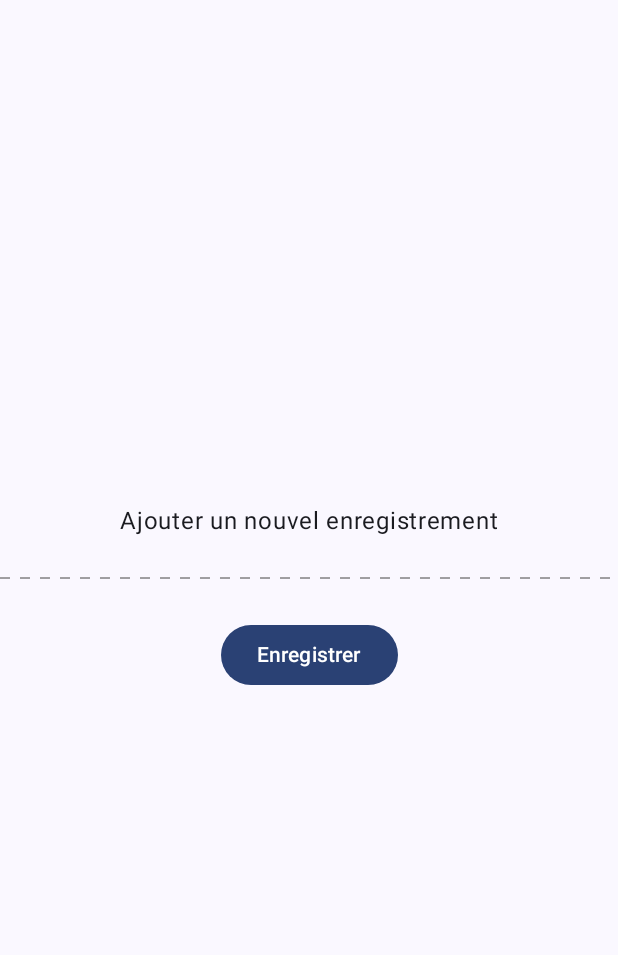
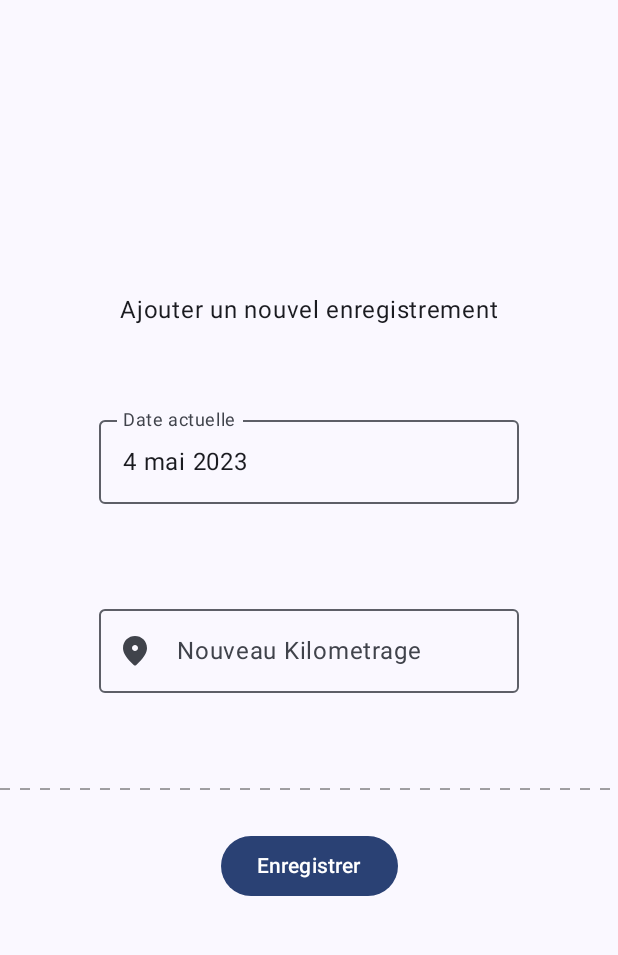
Before and after one commit to TSODev/kmCar, an Android app built with Jetpack Compose: the AddNewKmEntry screen opened through its navigation route, on a phone screen of 412 x 824 dp, the part 69-1024 px from its top. Run offline under Robolectric (Android 15) with nearby library versions, the phone set to English and light mode, and no system bars; our stand-ins replace Dagger/Hilt's generated code, Room's generated code.

Commit message:
some changes and add some features, still wip...

```diff
--- /dev/null
+++ b/app/src/main/java/fr/tsodev/kmcar/components/InputField.kt
@@ -0,0 +1,47 @@
+package fr.tsodev.kmcar.components
+
+import androidx.compose.foundation.layout.padding
+import androidx.compose.foundation.text.KeyboardActions
+import androidx.compose.foundation.text.KeyboardOptions
+import androidx.compose.material.icons.Icons
+import androidx.compose.material.icons.rounded.Create
+import androidx.compose.material.icons.rounded.LocationOn
+import androidx.compose.material3.ExperimentalMaterial3Api
+import androidx.compose.material3.Icon
+import androidx.compose.material3.MaterialTheme
+import androidx.compose.material3.OutlinedTextField
+import androidx.compose.material3.Text
+import androidx.compose.runtime.Composable
+import androidx.compose.runtime.MutableState
+import androidx.compose.ui.Modifier
+import androidx.compose.ui.text.TextStyle
+import androidx.compose.ui.text.input.ImeAction
+import androidx.compose.ui.text.input.KeyboardType
+import androidx.compose.ui.unit.dp
+import androidx.compose.ui.unit.sp
+
+@OptIn(ExperimentalMaterial3Api::class)
+@Composable
+fun InputField (
+    modifier : Modifier = Modifier,
+    valueState: MutableState<String>,
+    labelId: String,
+    enabled: Boolean,
+    isSingleLine: Boolean,
+    keyboardType : KeyboardType = KeyboardType.Ascii,
+    imeAction : ImeAction = ImeAction.Next,
+    onAction : KeyboardActions = KeyboardActions.Default
+    ) {
+        OutlinedTextField(value = valueState.value,
+            onValueChange = {valueState.value = it},
+            label = { Text(text = labelId)},
+            singleLine = isSingleLine,
+            textStyle = TextStyle(fontSize = 18.sp, color = MaterialTheme.colorScheme.onBackground),
+            modifier = modifier.padding(bottom = 10.dp, start = 10.dp, end = 10.dp),
+            leadingIcon = { Icon(imageVector = Icons.Rounded.LocationOn, contentDescription = "Icon")},
+            enabled = enabled,
+            keyboardOptions = KeyboardOptions(keyboardType = keyboardType,
+                                        imeAction = imeAction),
+            keyboardActions = onAction
+        )
+}
--- a/app/src/main/java/fr/tsodev/kmcar/repository/kmRecordRepository.kt
+++ b/app/src/main/java/fr/tsodev/kmcar/repository/kmRecordRepository.kt
@@ -6,6 +6,7 @@ import kotlinx.coroutines.Dispatchers
 import kotlinx.coroutines.flow.Flow
 import kotlinx.coroutines.flow.conflate
 import kotlinx.coroutines.flow.flowOn
+import kotlinx.coroutines.flow.last
 import javax.inject.Inject
 
 class kmRecordRepository @Inject constructor(private val kmRecordDBDao: kmRecordDBDao) {
@@ -15,4 +16,5 @@ class kmRecordRepository @Inject constructor(private val kmRecordDBDao: kmRecord
     suspend fun deleteAllRecord() = kmRecordDBDao.deleteAll()
     fun getAllRecords(): Flow<List<KmRec>> = kmRecordDBDao.getRecords().flowOn(
         Dispatchers.IO).conflate()
+
 }
--- a/app/src/main/java/fr/tsodev/kmcar/screen/AddNewKmEntry.kt
+++ b/app/src/main/java/fr/tsodev/kmcar/screen/AddNewKmEntry.kt
@@ -1,5 +1,9 @@
 package fr.tsodev.kmcar.screen
 
+import android.util.Log
+import android.widget.Toast
+import androidx.activity.ComponentActivity
+import androidx.activity.viewModels
 import androidx.compose.foundation.layout.Arrangement
 import androidx.compose.foundation.layout.Column
 import androidx.compose.foundation.layout.Row
@@ -8,33 +12,56 @@ import androidx.compose.foundation.layout.fillMaxHeight
 import androidx.compose.foundation.layout.fillMaxWidth
 import androidx.compose.foundation.layout.height
 import androidx.compose.foundation.layout.padding
+import androidx.compose.foundation.text.KeyboardActions
 import androidx.compose.material.icons.Icons
 import androidx.compose.material.icons.filled.ArrowBack
-import androidx.compose.material.icons.filled.Menu
-import androidx.compose.material.icons.filled.Notifications
 import androidx.compose.material3.Button
 import androidx.compose.material3.ExperimentalMaterial3Api
 import androidx.compose.material3.Icon
 import androidx.compose.material3.IconButton
+import androidx.compose.material3.OutlinedTextField
 import androidx.compose.material3.Scaffold
 import androidx.compose.material3.Surface
 import androidx.compose.material3.Text
 import androidx.compose.material3.TopAppBar
 import androidx.compose.runtime.Composable
+import androidx.compose.runtime.mutableStateOf
+import androidx.compose.runtime.remember
 import androidx.compose.ui.Alignment
+import androidx.compose.ui.ExperimentalComposeUiApi
 import androidx.compose.ui.Modifier
+import androidx.compose.ui.platform.LocalContext
+import androidx.compose.ui.platform.LocalSoftwareKeyboardController
 import androidx.compose.ui.res.stringResource
+import androidx.compose.ui.text.input.KeyboardType
 import androidx.compose.ui.text.style.TextOverflow
 import androidx.compose.ui.unit.dp
 import androidx.navigation.NavController
 import fr.tsodev.kmcar.R
 import fr.tsodev.kmcar.components.DrawDottedLine
-import fr.tsodev.kmcar.navigation.KmCarNavScreens
+import fr.tsodev.kmcar.components.InputField
+import fr.tsodev.kmcar.model.KmRec
 import fr.tsodev.kmcar.util.Constants
+import fr.tsodev.kmcar.util.DateFormater.Companion.DateToString
+import java.time.Instant
+import java.util.Date
+import java.util.UUID
 
-@OptIn(ExperimentalMaterial3Api::class)
+@OptIn(ExperimentalMaterial3Api::class, ExperimentalComposeUiApi::class)
 @Composable
 fun AddNewKmEntry(navController: NavController) {
+
+    val newKmEntryState = remember {
+        mutableStateOf("")
+    }
+
+    val validEntryState = remember(newKmEntryState.value) {
+        newKmEntryState.value.trim().isNotEmpty()
+    }
+
+    val keyboardController = LocalSoftwareKeyboardController.current
+
+  //  val kmRecordViewModel by viewModels(KMRecordViewModel)
 
     Scaffold(
         topBar = {
@@ -58,8 +85,8 @@ fun AddNewKmEntry(navController: NavController) {
                 },
 
                 )
-        },
-        content = {
+        }
+    ) {
         Surface(
             modifier = Modifier
                 .fillMaxHeight()
@@ -71,16 +98,74 @@ fun AddNewKmEntry(navController: NavController) {
                 verticalArrangement = Arrangement.Center
             ) {
 
+                val context = LocalContext.current
+
                 Text(text = "Ajouter un nouvel enregistrement")
+                Spacer(modifier = Modifier.height(20.dp))
+                Row(
+                    modifier = Modifier
+                        .padding(25.dp)
+                        .fillMaxWidth()
+                        .height(80.dp),
+                    horizontalArrangement = Arrangement.Center,
+                    verticalAlignment = Alignment.CenterVertically
+                ) {
+                    OutlinedTextField(
+                        value = DateToString(Date.from(Instant.now())),
+                        onValueChange = {},
+                        label = { Text(text = "Date actuelle") },
+                        readOnly = true
+                    )
+                }
+                Row(
+                    modifier = Modifier
+                        .padding(25.dp)
+                        .fillMaxWidth()
+                        .height(80.dp),
+                    horizontalArrangement = Arrangement.Center,
+                    verticalAlignment = Alignment.CenterVertically
+                ) {
+                    InputField(
+                        valueState = newKmEntryState,
+                        labelId = "Nouveau Kilometrage",
+                        keyboardType = KeyboardType.Number,
+                        enabled = true,
+                        isSingleLine = true,
+                        onAction = KeyboardActions {
+                            if (!validEntryState) return@KeyboardActions
+                            // TODO New Entry process
+                            keyboardController?.hide()
+                        }
+                    )
+                }
                 DrawDottedLine(pathEffect = Constants.DOT_LINE)
                 Button(onClick = {
                     /* TODO - Enregistrer dans DB */
+                    Log.d("RECORD", "AddNewKmEntry: ${newKmEntryState.value}")
+                    val kmEntry: KmRec = KmRec(
+                        id = UUID.randomUUID(),
+                        entryDate = Date.from(Instant.now()),
+                        days = 0,
+                        kmValue = newKmEntryState.value.toDouble(),
+                        kmTotal = newKmEntryState.value.toDouble()
+                    )
+                    try {
+    //                    val addRecord = kmRecordViewModel.addRecord(kmEntry)
+                    } catch (e: Exception) {
+                        Log.d("EXCEPTION", "AddNewKmEntry: $e.message ")
+                    }
+
+                    if (validEntryState) {
                         navController.popBackStack()
+                    } else {
+                        Toast.makeText(context, "Veuillez entrer une valeur !", Toast.LENGTH_SHORT)
+                            .show()
+                    }
+
                 }) {
                     Text(text = "Enregistrer")
                 }
             }
         }
     }
-    )
 }
--- /dev/null
+++ b/app/src/main/java/fr/tsodev/kmcar/util/DateFormater.kt
@@ -0,0 +1,18 @@
+package fr.tsodev.kmcar.util
+
+import java.text.DateFormat
+import java.util.Date
+import java.util.Locale
+
+class DateFormater {
+
+    companion object {
+        fun DateToString(date: Date) : String {
+            val df = DateFormat.getDateInstance(DateFormat.LONG, Locale.FRANCE)
+            return df.format(date)
+
+        }
+    }
+
+
+}
```
Also changed, not shown: app/build.gradle (+9 -4 lines), app/src/main/java/fr/tsodev/kmcar/MainActivity.kt (+0 -10 lines), app/src/main/java/fr/tsodev/kmcar/screen/KMRecordViewModel.kt (+15 -1 lines), 1 other file. Lines whose indentation alone changed are shown as unchanged.
